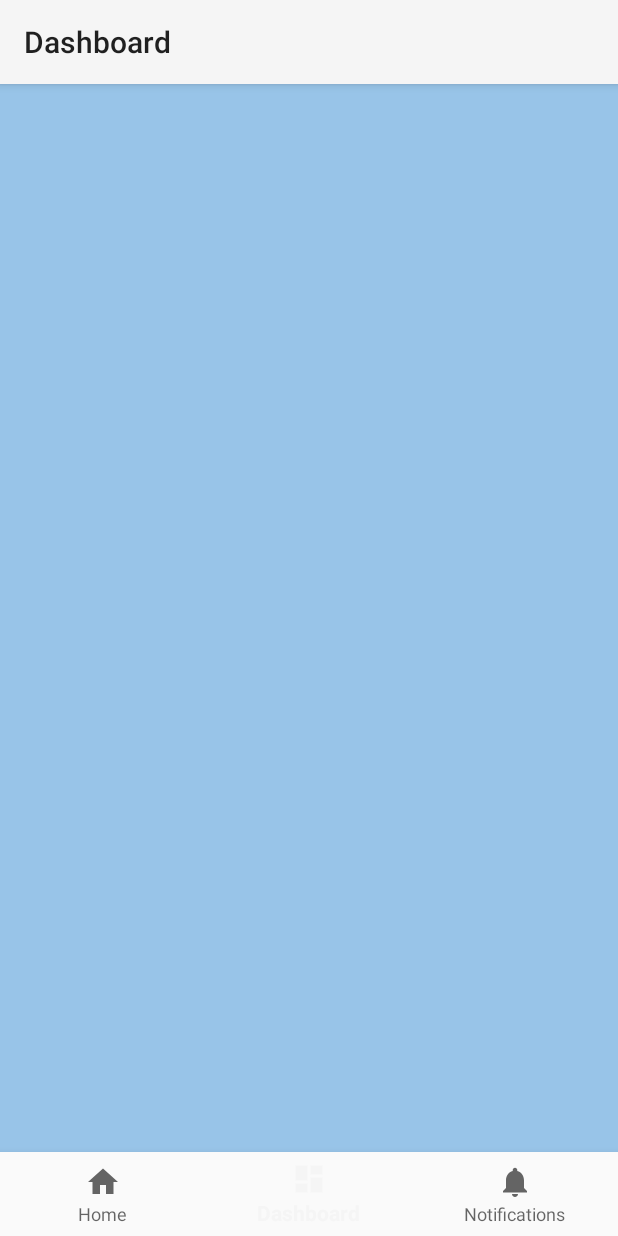
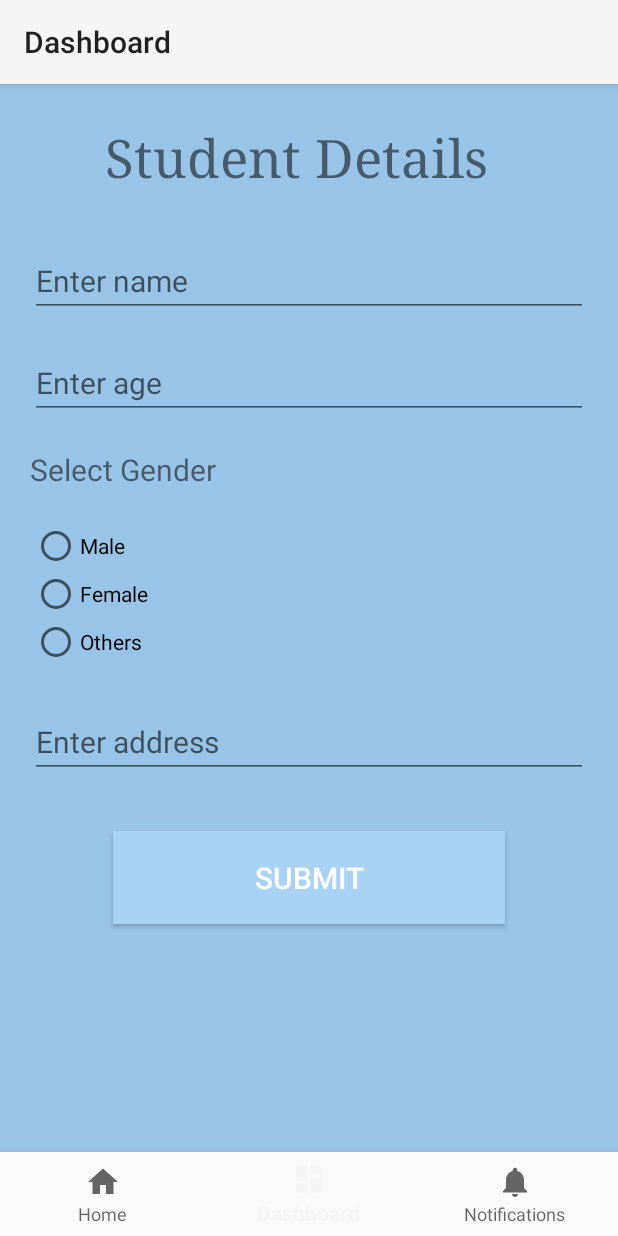
Before and after one commit to sam33na/SoftUser-Week6-Assignment, an Android app: the RegisterFragment screen opened through its navigation route, on a phone screen of 412 x 824 dp. Run offline under Robolectric (Android 15) with nearby library versions, the phone set to English and light mode, and no system bars; our stand-ins replace navigation-ui.

Commit message:
register design/bind

```diff
--- a/app/src/main/java/com/sr/studentregister/ui/register/RegisterFragment.kt
+++ b/app/src/main/java/com/sr/studentregister/ui/register/RegisterFragment.kt
@@ -10,12 +10,49 @@ import com.sr.studentregister.Model.Students
 import com.sr.studentregister.R
 
 class RegisterFragment : Fragment() {
+    private lateinit var etName: EditText
+    private lateinit var etAge: EditText
+    private lateinit var etAddress: EditText
+    private lateinit var radGrp: RadioGroup
+    private lateinit var male: RadioButton
+    private lateinit var female: RadioButton
+    private lateinit var others: RadioButton
+    private lateinit var btnSub: Button
+    var gender :String = "Female";
+    var list = arrayListOf<Students>()
+
     override fun onCreateView(
         inflater: LayoutInflater,
         container: ViewGroup?,
         savedInstanceState: Bundle?
     ): View? {
         val view = inflater.inflate(R.layout.fragment_register, container, false)
+        etName=view.findViewById(R.id.etName)
+        etAddress=view.findViewById(R.id.etAddress)
+        etAge=view.findViewById(R.id.etAge)
+        radGrp=view.findViewById(R.id.radioGrp)
+        male=view.findViewById(R.id.radMale)
+        female=view.findViewById(R.id.radFemale)
+        others=view.findViewById(R.id.radOther)
+        btnSub=view.findViewById(R.id.btnSubmit)
+        male.setOnClickListener {
+            gender="Male"
+        }
+        female.setOnClickListener {
+            gender="Female"
+        }
+        others.setOnClickListener {
+            gender="Others"
+        }
+
+        btnSub.setOnClickListener {
+            var name= etName.text.toString()
+            var address= etAddress.text.toString()
+            var age= etAge.text.toString().toInt()
+            var Student=Students(name, address, age, gender)
+            list.add(Student)
+            Toast.makeText(context,"Student added", Toast.LENGTH_LONG).show()
+        }
         return view
     }
 }
--- a/app/src/main/res/layout/fragment_register.xml
+++ b/app/src/main/res/layout/fragment_register.xml
@@ -7,5 +7,87 @@
     android:orientation="vertical"
     tools:context=".ui.register.RegisterFragment">
 
+    <TextView
+        android:layout_width="match_parent"
+        android:layout_height="wrap_content"
+        android:layout_marginTop="25dp"
+        android:layout_marginLeft="70dp"
+        android:layout_marginRight="70dp"
+        android:text="Student Details"
+        android:textSize="35sp"
+        android:typeface="serif" />
+
+    <EditText
+        android:id="@+id/etName"
+        android:layout_width="match_parent"
+        android:layout_height="wrap_content"
+        android:layout_marginLeft="20dp"
+        android:layout_marginTop="35dp"
+        android:layout_marginRight="20dp"
+        android:hint="Enter name"
+        android:textSize="20sp" />
+
+    <EditText
+        android:id="@+id/etAge"
+        android:layout_width="match_parent"
+        android:layout_height="wrap_content"
+        android:hint="Enter age"
+        android:inputType="number"
+        android:textSize="20sp"
+        android:layout_marginTop="20dp"
+        android:layout_marginLeft="20dp"
+        android:layout_marginRight="20dp" />
+    <TextView
+        android:layout_width="match_parent"
+        android:layout_height="wrap_content"
+        android:layout_marginTop="20dp"
+        android:text="Select Gender"
+        android:layout_marginLeft="20dp"
+        android:layout_marginRight="20dp"
+        android:textSize="20sp" />
+    <RadioGroup
+        android:id="@+id/radioGrp"
+        android:layout_width="match_parent"
+        android:layout_height="wrap_content"
+        android:layout_margin="21dp">
+        <RadioButton
+            android:id="@+id/radMale"
+            android:layout_width="150dp"
+            android:layout_height="wrap_content"
+            android:text="Male"/>
+        <RadioButton
+            android:id="@+id/radFemale"
+            android:layout_width="wrap_content"
+            android:layout_height="wrap_content"
+            android:text="Female"/>
+        <RadioButton
+            android:id="@+id/radOther"
+            android:layout_width="wrap_content"
+            android:layout_height="wrap_content"
+            android:text="Others"/>
+    </RadioGroup>
+
+    <EditText
+        android:id="@+id/etAddress"
+        android:layout_width="match_parent"
+        android:layout_height="wrap_content"
+        android:layout_marginLeft="20dp"
+        android:layout_marginTop="5dp"
+        android:layout_marginRight="20dp"
+        android:hint="Enter address"
+        android:textSize="20sp" />
+
+    <Button
+        android:id="@+id/btnSubmit"
+        android:layout_width="match_parent"
+        android:layout_height="wrap_content"
+        android:layout_marginLeft="75dp"
+        android:layout_marginTop="35dp"
+        android:layout_marginRight="75dp"
+        android:background="#A9D3F4"
+        android:padding="17dp"
+        android:text="Submit"
+        android:textColor="@color/white"
+        android:textSize="20dp" />
 
 </LinearLayout>
```
